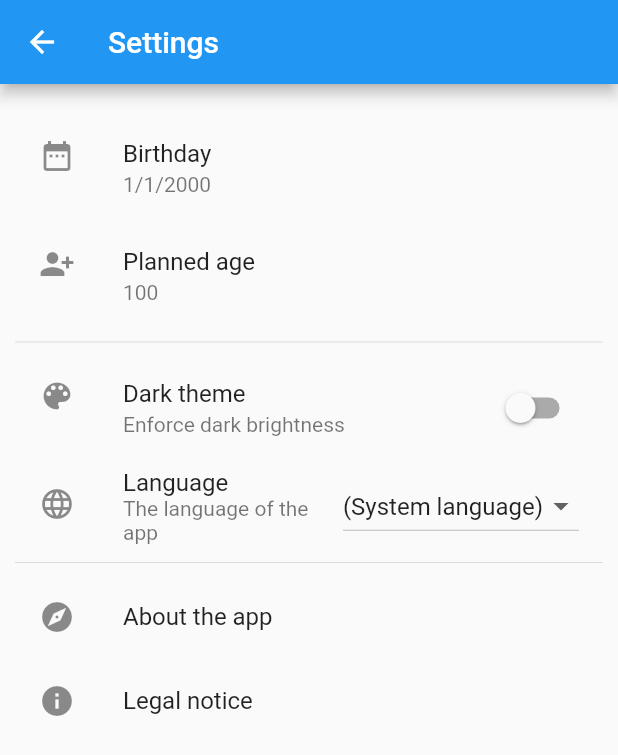
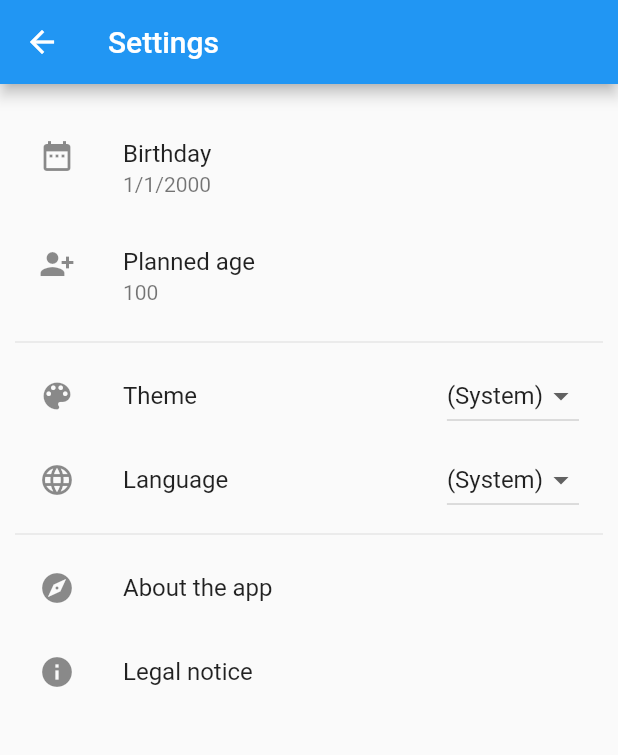
Before and after one commit to Xennis/lifetime-clock-app, a Flutter app: the SettingsPage screen opened directly, on a phone screen of 412 x 824 dp. Shown: the top 755 px of the screen. Run offline on Flutter 3.47's test engine with Material 2 defaults, Android fonts, the phone set to English and light mode, and no system bars; our stand-ins replace numberpicker, shared_preferences; accounts and stored records are empty; generated files the repository leaves out were written again.

Commit message:
Add option to select theme

```diff
--- a/lib/l10n/app_de.arb
+++ b/lib/l10n/app_de.arb
@@ -10,9 +10,10 @@
   "imprintDisclaimerText": "Wir übernehmen keine Haftung für die Inhalte externer Links. Für den Inhalt der verlinkten Seiten sind ausschließlich deren Betreiber verantwortlich.",
   "optionPlannedAge": "Geplantes Alter",
   "optionDarkTheme": "Dark Theme",
-  "optionDarkThemeDesc": "Dunkle Helligkeit aktivieren",
-  "optionSystemLanguage": "Systemsprache",
-  "optionLanguageDesc": "Die Sprache der App",
+  "optionTheme": "Design",
+  "optionDarkTheme": "Dunkel",
+  "optionLightTheme": "Hell",
+  "optionSystem": "System",
   "numberViewBirthToNow": "Die Uhr zeigt die Zeit von deinem Geburtstag {birthday} bis nun an.",
   "numberViewNowToDeath": "Die Uhr zeigt die Zeit von nun bis zu deinem geplanten Alter von {age} an ({deathDay}).",
   "numberViewModeSwitch": "Hochzählen",
--- a/lib/l10n/app_en.arb
+++ b/lib/l10n/app_en.arb
@@ -64,21 +64,21 @@
   "@optionPlannedAge": {
     "description": "Age at death"
   },
-  "optionDarkTheme": "Dark theme",
+  "optionTheme": "Theme",
   "@optionDarkTheme": {
-    "description": "Option to enforce the dark theme"
+    "description": "Option to select the theme of the application."
   },
-  "optionDarkThemeDesc": "Enforce dark brightness",
-  "@optionDarkThemeDesc": {
-    "description": "Description for the option to enforce the dark theme"
+  "optionDarkTheme": "Dark",
+  "@optionDarkTheme": {
+    "description": "Label for the dark theme."
   },
-  "optionSystemLanguage": "System language",
-  "@optionSystemLanguage": {
-    "description": "Label for using the language of the operating system."
+  "optionLightTheme": "Light",
+  "@optionLightTheme": {
+    "description": "Label for the light theme."
   },
-  "optionLanguageDesc": "The language of the app",
-  "@optionLanguageDesc": {
-    "description": "Description for the option to set the application language."
+  "optionSystem": "System",
+  "@optionSystem": {
+    "description": "Label for using the language/theme/... of the operating system."
   },
   "numberViewBirthToNow": "The clock shows the time from your birthday {birthday} to now.",
   "@numberViewBirthToNow": {
--- a/lib/pages/settings_page.dart
+++ b/lib/pages/settings_page.dart
@@ -31,19 +31,7 @@ class SettingsPage extends StatelessWidget {
                     _BirthdayListTile(config.birthdate),
                     _AgeListTile(config.age),
                     const Divider(),
-                    ListTile(
-                      leading: const Icon(Icons.color_lens),
-                      title: Text(l10n.optionDarkTheme),
-                      subtitle: Text(l10n.optionDarkThemeDesc),
-                      trailing: Switch(
-                          value: prefsProvider.themeMode == ThemeMode.dark,
-                          onChanged: (value) {
-                            final ThemeMode themeMode =
-                                value ? ThemeMode.dark : ThemeMode.light;
-                            prefsProvider.setThemeMode(themeMode);
-                          }),
-                      onTap: () => {},
-                    ),
+                    _ThemeListTile(prefsProvider.themeMode),
                     _LanguageListTile(prefsProvider.locale),
                     const Divider(),
                     AboutListTile(
@@ -274,7 +262,7 @@ class _LanguageListTileState extends State<_LanguageListTile> {
         Provider.of<AppPrefsProvider>(context);
 
     final Map<Locale?, String> languages = {
-      null: "(${l10n.optionSystemLanguage})",
+      null: "(${l10n.optionSystem})",
       // No l10n here. Always show the native language names.
       const Locale("de"): "Deutsch",
       const Locale("fr"): "Français",
@@ -284,7 +272,6 @@ class _LanguageListTileState extends State<_LanguageListTile> {
     return ListTile(
       leading: const Icon(Icons.language),
       title: Text(l10n.language),
-      subtitle: Text(l10n.optionLanguageDesc),
       trailing: DropdownButton<Locale?>(
           value: _selectedLanguage,
           onChanged: (Locale? newValue) {
@@ -295,6 +282,58 @@ class _LanguageListTileState extends State<_LanguageListTile> {
           },
           items: languages.entries
               .map((e) => DropdownMenuItem<Locale?>(
+                    value: e.key,
+                    child: Text(e.value),
+                  ))
+              .toList()),
+      onTap: () => {},
+    );
+  }
+}
+
+class _ThemeListTile extends StatefulWidget {
+  const _ThemeListTile(this.mode, {Key? key}) : super(key: key);
+
+  final ThemeMode? mode;
+
+  @override
+  State<_ThemeListTile> createState() => _ThemeListTileState();
+}
+
+class _ThemeListTileState extends State<_ThemeListTile> {
+  late ThemeMode? _mode;
+
+  @override
+  void initState() {
+    super.initState();
+    _mode = widget.mode;
+  }
+
+  @override
+  Widget build(BuildContext context) {
+    final AppLocalizations l10n = AppLocalizations.of(context)!;
+    final AppPrefsProvider prefsProvider =
+        Provider.of<AppPrefsProvider>(context);
+
+    final Map<ThemeMode?, String> languages = {
+      null: "(${l10n.optionSystem})",
+      ThemeMode.dark: l10n.optionDarkTheme,
+      ThemeMode.light: l10n.optionLightTheme,
+    };
+
+    return ListTile(
+      leading: const Icon(Icons.color_lens),
+      title: Text(l10n.optionTheme),
+      trailing: DropdownButton<ThemeMode?>(
+          value: _mode,
+          onChanged: (ThemeMode? newValue) {
+            prefsProvider.setThemeMode(newValue);
+            setState(() {
+              _mode = newValue;
+            });
+          },
+          items: languages.entries
+              .map((e) => DropdownMenuItem<ThemeMode?>(
                     value: e.key,
                     child: Text(e.value),
                   ))
```
Also changed, not shown: lib/l10n/app_fr.arb (+4 -4 lines), lib/provider/prefs_provider.dart (+5 -2 lines).
